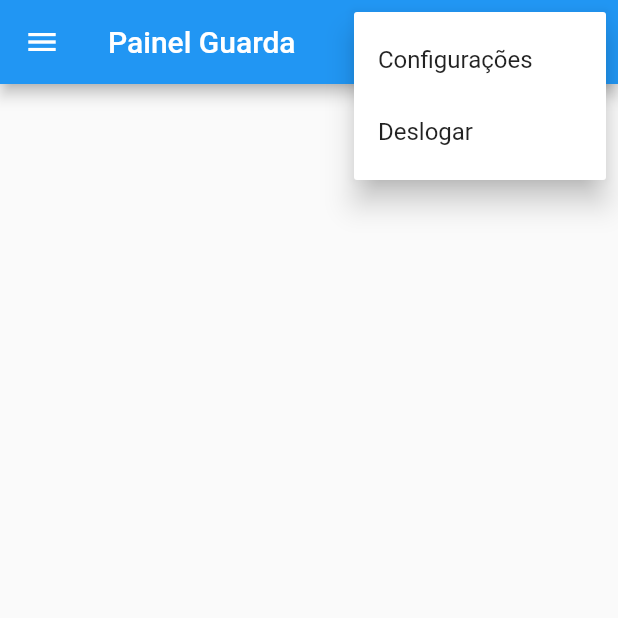
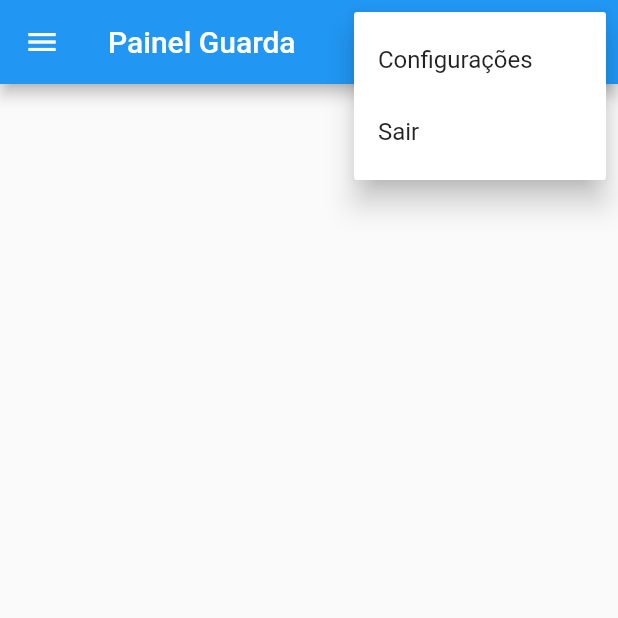
Before and after one commit to matheusneriss/aplicativo-boletim, a Flutter app: the PainelGuarda screen opened by its route, after a tap on the "more vert" icon, on a phone screen of 412 x 824 dp, the top half of it. Run offline on Flutter 3.47's test engine with Material 2 defaults, Android fonts, the phone set to English and light mode, and no system bars; our stand-ins replace cloud_firestore, firebase_auth, firebase_core, firebase_storage, image_picker; accounts and stored records are empty; network calls fail.

Commit message:
äjustes menu lateral

```diff
--- a/lib/telas/PainelGuarda.dart
+++ b/lib/telas/PainelGuarda.dart
@@ -14,7 +14,7 @@ class _PainelGuardaState extends State<PainelGuarda> {
   TextEditingController _controllerEmail = TextEditingController();
 
   List<String> itensMenu = [
-    "Configurações", "Deslogar"
+    "Configurações", "Sair"
   ];
 
   _deslogarUsuario() async{
@@ -25,7 +25,7 @@ class _PainelGuardaState extends State<PainelGuarda> {
   _escolhaMenuItem(String escolha){
 
   switch(escolha){
-    case "Deslogar" :
+    case "Sair" :
       _deslogarUsuario();
       break;
     case "Configurações" :
@@ -76,7 +76,31 @@ class _PainelGuardaState extends State<PainelGuarda> {
               onTap: () {
                 Navigator.pushNamed(context, "/meusdados");
               },
-            )
+            ),
+            new ListTile(
+              title: new Text("Listagem dos Guardas"),
+              onTap: () {
+                Navigator.pushNamed(context, "/meusdados");
+              },
+            ),
+            new ListTile(
+              title: new Text("Cadastrar pessoa"),
+              onTap: () {
+                Navigator.pushNamed(context, "/meusdados");
+              },
+            ),
+            new ListTile(
+              title: new Text("Cadastrar boletim"),
+              onTap: () {
+                Navigator.pushNamed(context, "/meusdados");
+              },
+            ),
+            new ListTile(
+              title: new Text("Viaturas"),
+              onTap: () {
+                Navigator.pushNamed(context, "/meusdados");
+              },
+            ),
             ]
         ),
       ),
```
